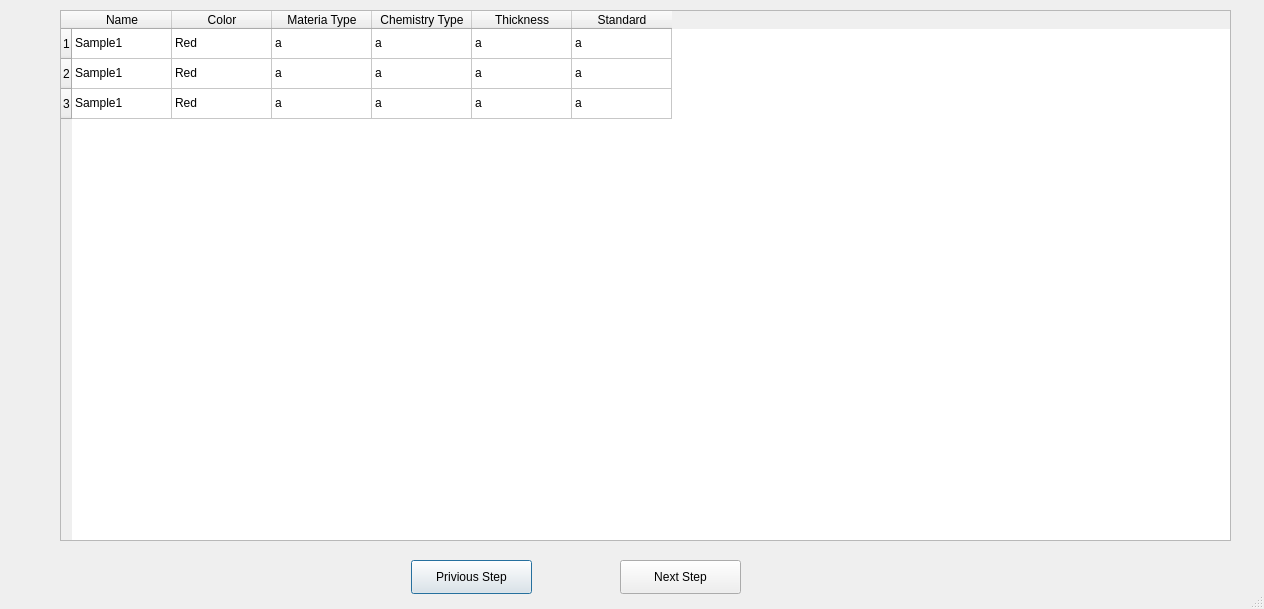
The window that Ui/sample_list.ui (tahyuu/glove_test) describes before a commit, drawn with Qt 5.
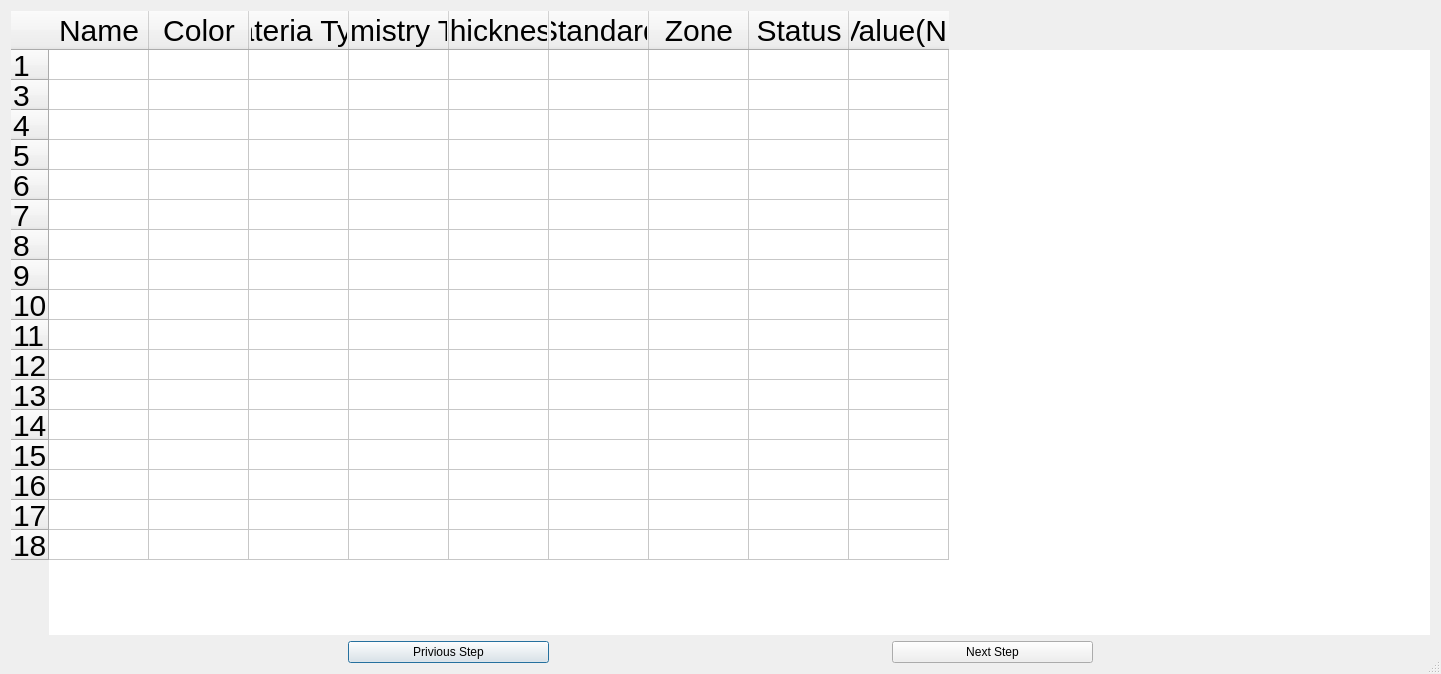
The same window after the commit.

Commit message: update Samile List

```diff
--- a/Ui/sample_list.ui
+++ b/Ui/sample_list.ui
@@ -6,8 +6,8 @@
    <rect>
     <x>0</x>
     <y>0</y>
-    <width>1264</width>
-    <height>609</height>
+    <width>1441</width>
+    <height>674</height>
    </rect>
   </property>
   <property name="windowTitle">
@@ -16,14 +16,17 @@
   <property name="sizeGripEnabled">
    <bool>true</bool>
   </property>
+  <layout class="QVBoxLayout" name="verticalLayout">
+   <item>
   <widget class="QTableWidget" name="tableWidget">
-   <property name="geometry">
-    <rect>
-     <x>60</x>
-     <y>10</y>
-     <width>1171</width>
-     <height>531</height>
-    </rect>
+     <property name="styleSheet">
+      <string notr="true"> text-align : center;
+   height : 30px;
+   border-style: outset;
+   font : 30px</string>
+     </property>
+     <property name="lineWidth">
+      <number>1</number>
    </property>
    <property name="autoScroll">
     <bool>true</bool>
@@ -39,16 +42,86 @@
      <string>1</string>
     </property>
    </row>
-   <row>
-    <property name="text">
-     <string>2</string>
-    </property>
-   </row>
    <row>
     <property name="text">
      <string>3</string>
     </property>
    </row>
+     <row>
+      <property name="text">
+       <string>4</string>
+      </property>
+     </row>
+     <row>
+      <property name="text">
+       <string>5</string>
+      </property>
+     </row>
+     <row>
+      <property name="text">
+       <string>6</string>
+      </property>
+     </row>
+     <row>
+      <property name="text">
+       <string>7</string>
+      </property>
+     </row>
+     <row>
+      <property name="text">
+       <string>8</string>
+      </property>
+     </row>
+     <row>
+      <property name="text">
+       <string>9</string>
+      </property>
+     </row>
+     <row>
+      <property name="text">
+       <string>10</string>
+      </property>
+     </row>
+     <row>
+      <property name="text">
+       <string>11</string>
+      </property>
+     </row>
+     <row>
+      <property name="text">
+       <string>12</string>
+      </property>
+     </row>
+     <row>
+      <property name="text">
+       <string>13</string>
+      </property>
+     </row>
+     <row>
+      <property name="text">
+       <string>14</string>
+      </property>
+     </row>
+     <row>
+      <property name="text">
+       <string>15</string>
+      </property>
+     </row>
+     <row>
+      <property name="text">
+       <string>16</string>
+      </property>
+     </row>
+     <row>
+      <property name="text">
+       <string>17</string>
+      </property>
+     </row>
+     <row>
+      <property name="text">
+       <string>18</string>
+      </property>
+     </row>
    <column>
     <property name="text">
      <string>Name</string>
@@ -79,123 +152,64 @@
      <string>Standard</string>
     </property>
    </column>
+     <column>
+      <property name="text">
+       <string>Zone</string>
+      </property>
+     </column>
+     <column>
+      <property name="text">
+       <string>Status</string>
+      </property>
+     </column>
+     <column>
+      <property name="text">
+       <string>Value(N)</string>
+      </property>
+     </column>
    <item row="0" column="0">
     <property name="text">
-     <string>Sample1</string>
-    </property>
-   </item>
-   <item row="0" column="1">
+       <string/>
+      </property>
+     </item>
+     <item row="10" column="0">
     <property name="text">
-     <string>Red</string>
-    </property>
-   </item>
-   <item row="0" column="2">
-    <property name="text">
-     <string>a</string>
-    </property>
-   </item>
-   <item row="0" column="3">
-    <property name="text">
-     <string>a</string>
-    </property>
-   </item>
-   <item row="0" column="4">
-    <property name="text">
-     <string>a</string>
-    </property>
-   </item>
-   <item row="0" column="5">
-    <property name="text">
-     <string>a</string>
-    </property>
-   </item>
-   <item row="1" column="0">
-    <property name="text">
-     <string>Sample1</string>
-    </property>
-   </item>
-   <item row="1" column="1">
-    <property name="text">
-     <string>Red</string>
-    </property>
-   </item>
-   <item row="1" column="2">
-    <property name="text">
-     <string>a</string>
-    </property>
-   </item>
-   <item row="1" column="3">
-    <property name="text">
-     <string>a</string>
-    </property>
-   </item>
-   <item row="1" column="4">
-    <property name="text">
-     <string>a</string>
-    </property>
-   </item>
-   <item row="1" column="5">
-    <property name="text">
-     <string>a</string>
-    </property>
-   </item>
-   <item row="2" column="0">
-    <property name="text">
-     <string>Sample1</string>
-    </property>
-   </item>
-   <item row="2" column="1">
-    <property name="text">
-     <string>Red</string>
-    </property>
-   </item>
-   <item row="2" column="2">
-    <property name="text">
-     <string>a</string>
-    </property>
-   </item>
-   <item row="2" column="3">
-    <property name="text">
-     <string>a</string>
-    </property>
-   </item>
-   <item row="2" column="4">
-    <property name="text">
-     <string>a</string>
-    </property>
-   </item>
-   <item row="2" column="5">
-    <property name="text">
-     <string>a</string>
+       <string/>
     </property>
    </item>
   </widget>
-  <widget class="QPushButton" name="pushButton">
-   <property name="geometry">
-    <rect>
-     <x>411</x>
-     <y>560</y>
-     <width>121</width>
-     <height>34</height>
-    </rect>
+   </item>
+   <item>
+    <layout class="QHBoxLayout" name="horizontalLayout">
+     <item>
+      <widget class="QPushButton" name="btn_Privious">
+       <property name="maximumSize">
+        <size>
+         <width>201</width>
+         <height>41</height>
+        </size>
    </property>
    <property name="text">
     <string>Privious Step</string>
    </property>
   </widget>
-  <widget class="QPushButton" name="pushButton_2">
-   <property name="geometry">
-    <rect>
-     <x>620</x>
-     <y>560</y>
-     <width>121</width>
-     <height>34</height>
-    </rect>
+     </item>
+     <item>
+      <widget class="QPushButton" name="btn_Next">
+       <property name="maximumSize">
+        <size>
+         <width>201</width>
+         <height>41</height>
+        </size>
    </property>
    <property name="text">
     <string>Next Step</string>
    </property>
   </widget>
+     </item>
+    </layout>
+   </item>
+  </layout>
  </widget>
  <resources/>
  <connections/>
```
Lines whose indentation alone changed are shown as unchanged. The commit also changes 4 other files.
